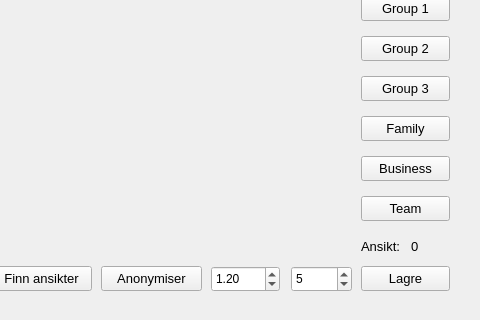
Above: src/anonymise.ui from jegerud/Sciprog2020project before the change; both pictures show x 369 to 849 and y 124 to 444 of the 849 by 444 pixel window. Below: the same form after it.
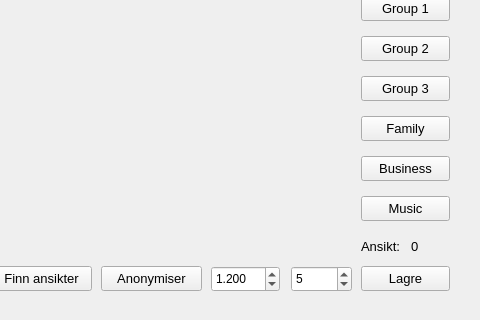
That is the form after the change. Custom widgets are drawn as their Qt base class.

Commit message: Oppdatert musicknappen

```diff
--- a/src/anonymise.ui
+++ b/src/anonymise.ui
@@ -279,7 +279,7 @@
     </font>
    </property>
    <property name="text">
-    <string>Team</string>
+    <string>Music</string>
    </property>
   </widget>
   <widget class="imagewidget" name="imagewidget" native="true">
@@ -322,6 +322,9 @@
    <property name="statusTip">
     <string extracomment="ScaleFactor"/>
    </property>
+   <property name="decimals">
+    <number>3</number>
+   </property>
    <property name="maximum">
     <double>4.000000000000000</double>
    </property>
```
Left out of the diff: 4 changed lines with no effect on the pictures.
